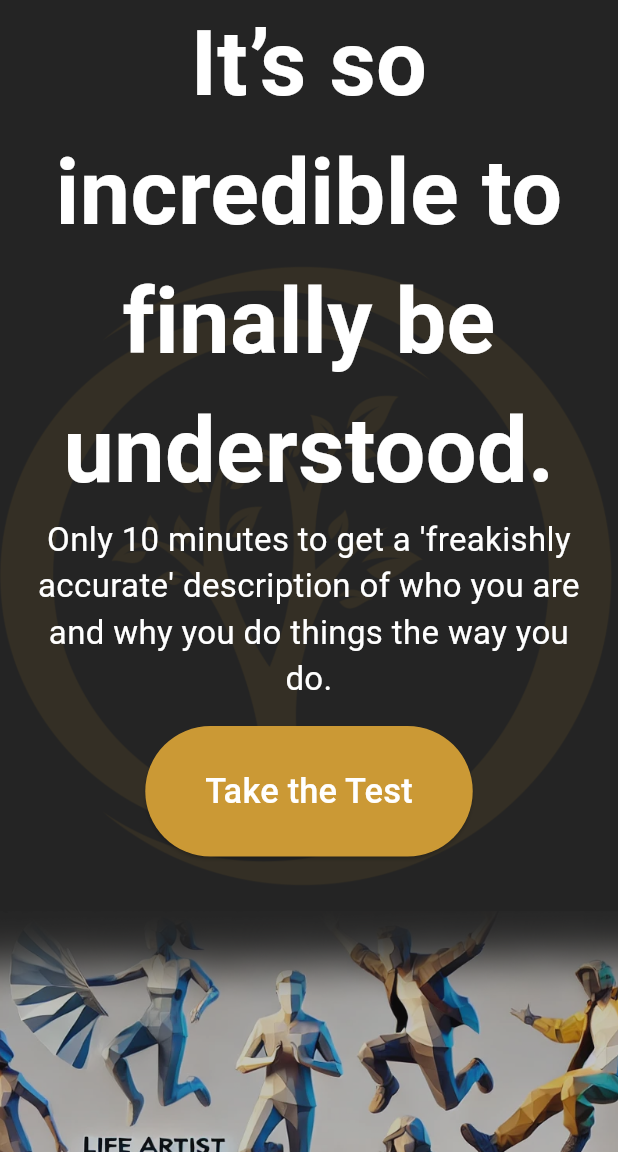
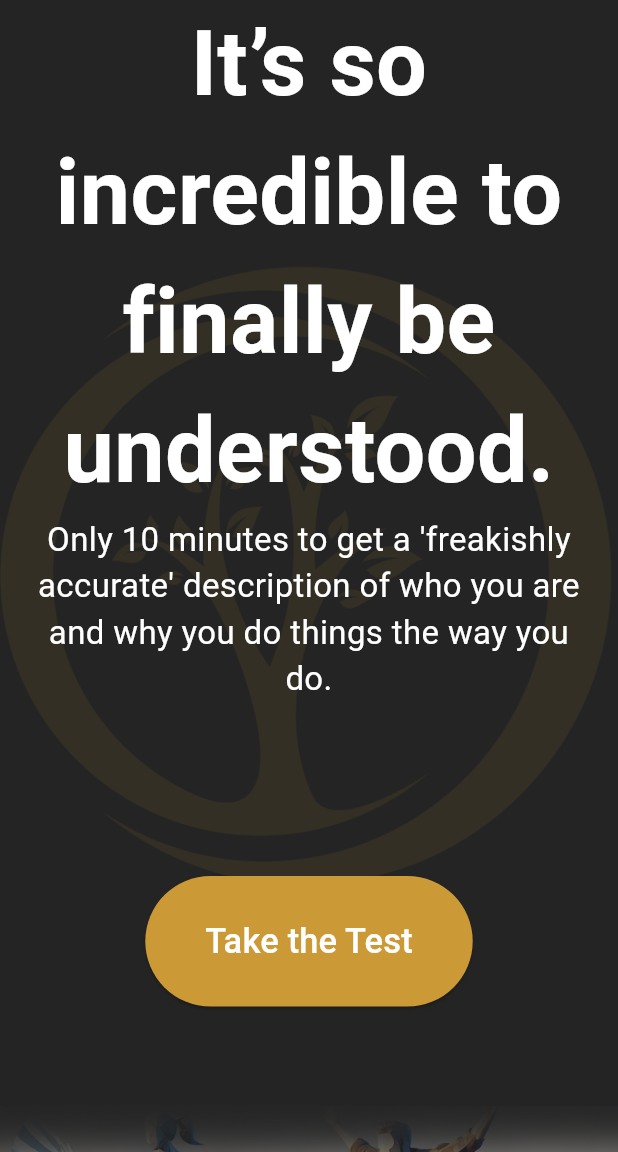
Before and after one commit to FLSH35/app_project, a Flutter app: the screen it shows once a user with an empty profile is signed in, on a phone screen of 412 x 824 dp, the part 84-1236 px from its top. Run offline on Flutter 3.47's test engine with Material 3 defaults, Android fonts, the phone set to English and light mode, and no system bars; our stand-ins replace cloud_firestore, firebase_auth, firebase_core, lottie, share_plus; accounts and stored records are empty; project files that could hold a hidden picture were left out.

Commit message:
finished implementing changes

```diff
--- a/personality_score/lib/screens/home_screen.dart
+++ b/personality_score/lib/screens/home_screen.dart
@@ -66,6 +66,7 @@ class _HomeScreenState extends State<HomeScreen> {
                           style: TextStyle(fontSize: 22, color: Colors.white, fontFamily: 'Roboto'),
                         ),
                       ),
+                      SizedBox(height: 100),
                       Padding(
                         padding: const EdgeInsets.all(16.0),
                         child: ElevatedButton(
@@ -79,7 +80,7 @@ class _HomeScreenState extends State<HomeScreen> {
                           child: Text('Take the Test', style: TextStyle(color: Colors.white, fontFamily: 'Roboto', fontSize: 23)),
                         ),
                       ),
-                      SizedBox(height: 20),
+                      SizedBox(height: 50),
                       Container(
                         width: double.infinity,
                         height: 300,
@@ -254,6 +255,7 @@ class _HomeScreenState extends State<HomeScreen> {
                     ],
                   ),
                 ),
+                SizedBox(height: 150),
                 Padding(
                   padding: const EdgeInsets.all(16.0),
                   child: Center(
@@ -263,7 +265,7 @@ class _HomeScreenState extends State<HomeScreen> {
                           "Curious how accurate we are about you?",
                           style: TextStyle(fontSize: 44, fontWeight: FontWeight.bold, color: Colors.white, fontFamily: 'Roboto'),
                         ),
-                        SizedBox(height: 10),
+                        SizedBox(height: 50),
                         ElevatedButton(
                           style: ElevatedButton.styleFrom(
                             backgroundColor: Color(0xFFCB9935),
@@ -278,6 +280,7 @@ class _HomeScreenState extends State<HomeScreen> {
                     ),
                   ),
                 ),
+                SizedBox(height: 150),
               ],
             ),
           ),
```
Also changed, not shown: personality_score/lib/screens/questionnaire_screen.dart (+48 -21 lines).
